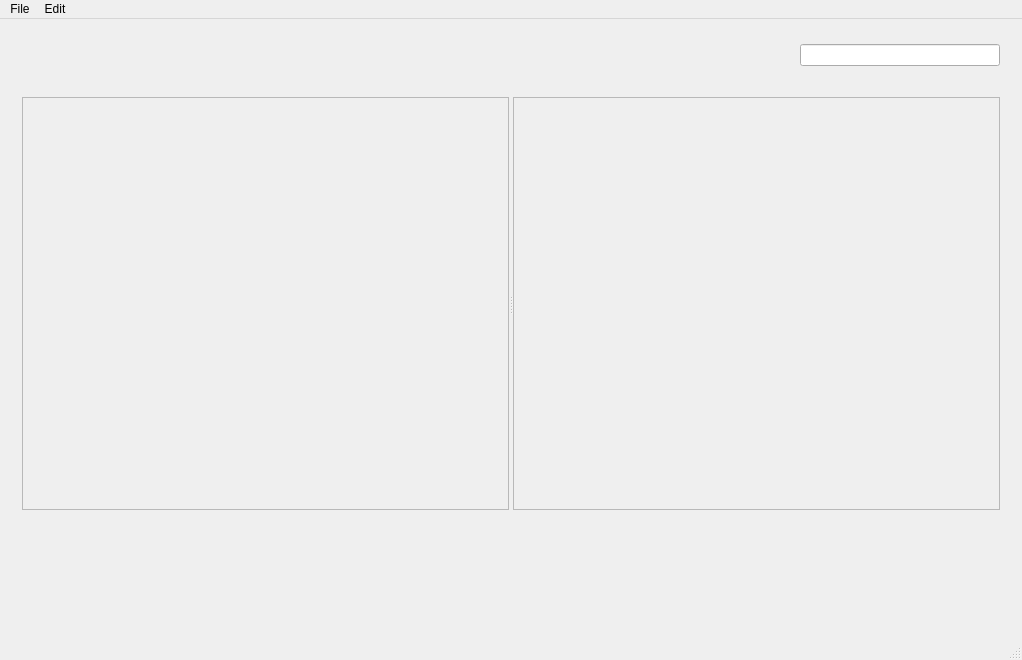
Qt form gui/core/DjooleaWindow.ui (chrisjgell/djoolea) before a commit.
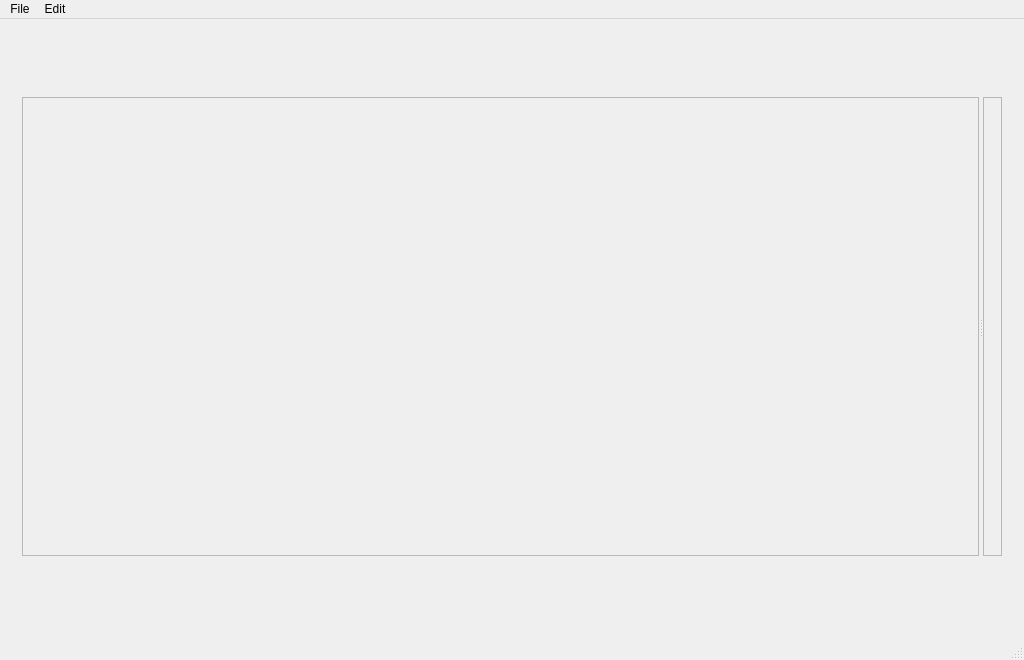
The same form after that commit.

```diff
--- a/gui/core/DjooleaWindow.ui
+++ b/gui/core/DjooleaWindow.ui
@@ -6,7 +6,7 @@
    <rect>
     <x>0</x>
     <y>0</y>
-    <width>1018</width>
+    <width>1024</width>
     <height>660</height>
    </rect>
   </property>
@@ -41,46 +41,16 @@
         <height>50</height>
        </size>
       </property>
+      <property name="styleSheet">
+       <string notr="true"/>
+      </property>
       <property name="frameShape">
        <enum>QFrame::NoFrame</enum>
       </property>
       <property name="frameShadow">
        <enum>QFrame::Raised</enum>
       </property>
-      <layout class="QHBoxLayout" name="horizontalLayout" stretch="0,0">
-       <item>
-        <spacer name="horizontalSpacer">
-         <property name="orientation">
-          <enum>Qt::Horizontal</enum>
-         </property>
-         <property name="sizeHint" stdset="0">
-          <size>
-           <width>650</width>
-           <height>20</height>
-          </size>
-         </property>
-        </spacer>
-       </item>
-       <item>
-        <widget class="QLineEdit" name="searchLineEdit">
-         <property name="minimumSize">
-          <size>
-           <width>200</width>
-           <height>0</height>
-          </size>
-         </property>
-         <property name="maximumSize">
-          <size>
-           <width>200</width>
-           <height>16777215</height>
-          </size>
-         </property>
-         <property name="inputMethodHints">
-          <set>Qt::ImhNone</set>
-         </property>
-        </widget>
-       </item>
-      </layout>
+      <layout class="QHBoxLayout" name="horizontalLayout"/>
      </widget>
     </item>
     <item>
@@ -94,6 +64,12 @@
       <layout class="QVBoxLayout" name="verticalLayout_2">
        <item>
         <widget class="QSplitter" name="contentSplitter">
+         <property name="sizePolicy">
+          <sizepolicy hsizetype="Preferred" vsizetype="Preferred">
+           <horstretch>0</horstretch>
+           <verstretch>0</verstretch>
+          </sizepolicy>
+         </property>
          <property name="minimumSize">
           <size>
            <width>0</width>
@@ -124,12 +100,38 @@
           </property>
          </widget>
          <widget class="QFrame" name="playlistFrame">
+          <property name="sizePolicy">
+           <sizepolicy hsizetype="Preferred" vsizetype="Preferred">
+            <horstretch>0</horstretch>
+            <verstretch>0</verstretch>
+           </sizepolicy>
+          </property>
           <property name="frameShape">
            <enum>QFrame::StyledPanel</enum>
           </property>
           <property name="frameShadow">
            <enum>QFrame::Raised</enum>
           </property>
+          <layout class="QVBoxLayout" name="verticalLayout_3">
+           <property name="leftMargin">
+            <number>0</number>
+           </property>
+           <property name="topMargin">
+            <number>0</number>
+           </property>
+           <property name="rightMargin">
+            <number>0</number>
+           </property>
+           <property name="bottomMargin">
+            <number>0</number>
+           </property>
+           <item>
+            <widget class="QFrame" name="trackInfo"/>
+           </item>
+           <item>
+            <widget class="QFrame" name="playlist"/>
+           </item>
+          </layout>
          </widget>
         </widget>
        </item>
@@ -141,13 +143,13 @@
       <property name="minimumSize">
        <size>
         <width>1000</width>
-        <height>100</height>
+        <height>54</height>
        </size>
       </property>
       <property name="maximumSize">
        <size>
         <width>16777215</width>
-        <height>100</height>
+        <height>54</height>
        </size>
       </property>
       <layout class="QHBoxLayout" name="horizontalLayout_4"/>
@@ -155,14 +157,13 @@
     </item>
    </layout>
   </widget>
-  <widget class="QStatusBar" name="statusBar"/>
   <widget class="QMenuBar" name="menuBar">
    <property name="geometry">
     <rect>
      <x>0</x>
      <y>0</y>
-     <width>1018</width>
-     <height>24</height>
+     <width>1024</width>
+     <height>22</height>
     </rect>
    </property>
    <widget class="QMenu" name="menuSettings">
@@ -178,6 +179,7 @@
    <addaction name="menuSettings"/>
    <addaction name="menuEdit"/>
   </widget>
+  <widget class="QStatusBar" name="statusBar"/>
  </widget>
  <layoutdefault spacing="6" margin="11"/>
  <resources/>
```
